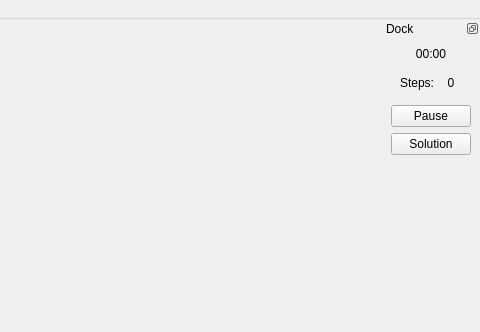
FettGoenner/coma3, file mainwindowview.ui: the form before one commit; both pictures show x 520 to 1000 and y 0 to 332 of the 1000 by 1000 pixel window.
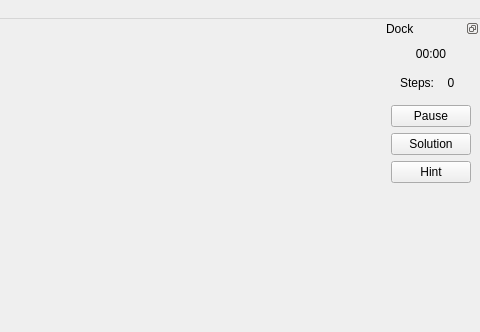
The form after the commit.

Commit message: hint button can work now

Patch:
```diff
--- a/mainwindowview.ui
+++ b/mainwindowview.ui
@@ -118,6 +118,13 @@
        </property>
       </widget>
      </item>
+     <item>
+      <widget class="QPushButton" name="hintBtn">
+       <property name="text">
+        <string>Hint</string>
+       </property>
+      </widget>
+     </item>
      <item>
       <spacer name="verticalSpacer">
        <property name="orientation">
```
The commit also changes 9 other files.
